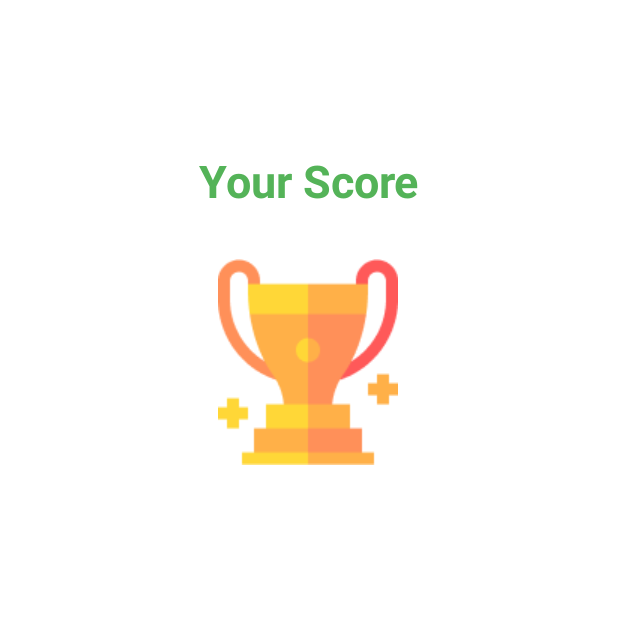
After one commit to AhmedAbozaid9/College_Project, an Android app: the ScoreBoard screen opened directly, with no data from a screen before it, on a phone screen of 412 x 824 dp, the top half of it. The commit adds this screen. Run offline under Robolectric (Android 15) with nearby library versions, the phone set to English and light mode, and no system bars.

Commit message:
adds navigation

```diff
--- /dev/null
+++ b/app/src/main/java/com/example/myapplication/ScoreBoard.java
@@ -0,0 +1,21 @@
+package com.example.myapplication;
+
+import androidx.appcompat.app.AppCompatActivity;
+
+import android.os.Bundle;
+import android.view.Window;
+
+import java.util.Objects;
+
+public class ScoreBoard extends AppCompatActivity {
+
+    @Override
+    protected void onCreate(Bundle savedInstanceState) {
+        super.onCreate(savedInstanceState);
+        //hiding the title bar
+        requestWindowFeature(Window.FEATURE_NO_TITLE);
+        Objects.requireNonNull(getSupportActionBar()).hide();
+
+        setContentView(R.layout.activity_score_board);
+    }
+}
--- /dev/null
+++ b/app/src/main/res/layout/activity_score_board.xml
@@ -0,0 +1,34 @@
+<?xml version="1.0" encoding="utf-8"?>
+<androidx.constraintlayout.widget.ConstraintLayout xmlns:android="http://schemas.android.com/apk/res/android"
+    xmlns:app="http://schemas.android.com/apk/res-auto"
+    xmlns:tools="http://schemas.android.com/tools"
+    android:layout_width="match_parent"
+    android:layout_height="match_parent"
+    tools:context=".ScoreBoard">
+
+    <TextView
+        android:id="@+id/textView"
+        android:layout_width="wrap_content"
+        android:layout_height="wrap_content"
+        android:layout_marginTop="100dp"
+        android:text="Your Score"
+        android:textColor="#54B358"
+        android:textSize="30dp"
+        android:textStyle="bold"
+        app:layout_constraintEnd_toEndOf="parent"
+        app:layout_constraintStart_toStartOf="parent"
+        app:layout_constraintTop_toTopOf="parent"
+        tools:ignore="MissingConstraints" />
+
+    <ImageView
+        android:id="@+id/imageView"
+        android:layout_width="wrap_content"
+        android:layout_height="wrap_content"
+        android:layout_marginTop="32dp"
+        app:layout_constraintEnd_toEndOf="parent"
+        app:layout_constraintHorizontal_bias="0.498"
+        app:layout_constraintStart_toStartOf="parent"
+        app:layout_constraintTop_toBottomOf="@+id/textView"
+        app:srcCompat="@drawable/onboarding_image"
+        tools:ignore="MissingConstraints" />
+</androidx.constraintlayout.widget.ConstraintLayout>
--- a/app/src/main/res/values/colors.xml
+++ b/app/src/main/res/values/colors.xml
@@ -2,7 +2,7 @@
 <resources>
     <color name="purple_200">#FFBB86FC</color>
     <color name="purple_500">#FF6200EE</color>
-    <color name="purple_700">#FF3700B3</color>
+    <color name="purple_700">#2196F3</color>
     <color name="teal_200">#FF03DAC5</color>
     <color name="teal_700">#FF018786</color>
     <color name="black">#FF000000</color>
```
Also changed, not shown: app/src/main/AndroidManifest.xml (+7 -0 lines), app/src/main/java/com/example/myapplication/MainActivity.java (+19 -1 lines), app/src/main/res/drawable/shape.xml (added, +26 -0 lines), app/src/main/res/layout/activity_main.xml (+48 -4 lines), app/src/main/res/drawable/clipboard_text.png (added), app/src/main/res/drawable/games.png (added), app/src/main/res/drawable/home.png (added), app/src/main/res/drawable/onboarding_image.png (added).
